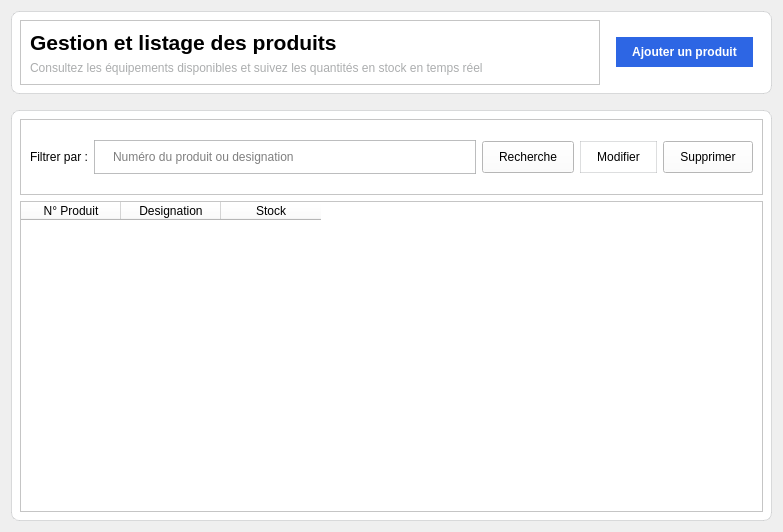
Above: interface/product_widget.ui from miranto-andria/stock-it before the change. Below: the same form after it.
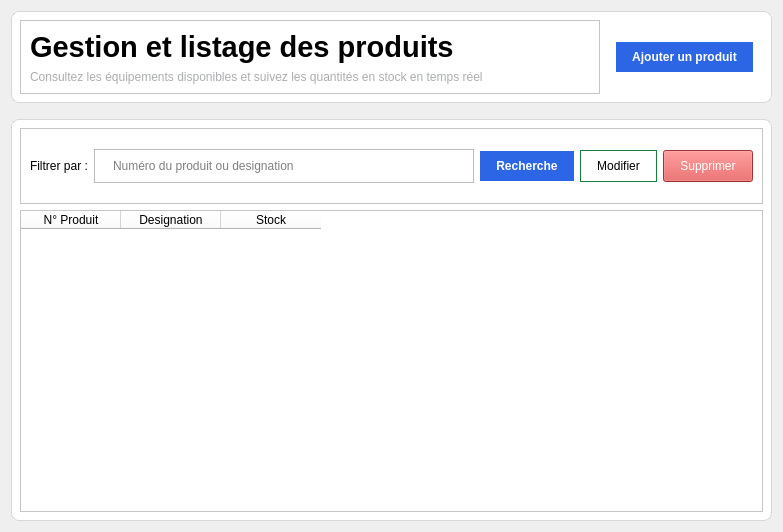
That is the form after the change. Icons and pictures are not drawn.

Diff of the .ui file:
```diff
--- a/interface/product_widget.ui
+++ b/interface/product_widget.ui
@@ -83,7 +83,7 @@
            </property>
            <property name="font">
             <font>
-             <pointsize>16</pointsize>
+             <pointsize>22</pointsize>
              <bold>true</bold>
             </font>
            </property>
@@ -196,7 +196,10 @@
          <item>
           <widget class="QPushButton" name="btnSearch">
            <property name="styleSheet">
-            <string notr="true"/>
+            <string notr="true">background-color : #2d66e4;
+font : bold;
+border : none;
+color:  white</string>
            </property>
            <property name="text">
             <string>Recherche</string>
@@ -215,7 +218,9 @@
          <item>
           <widget class="QPushButton" name="btnEdit">
            <property name="styleSheet">
-            <string notr="true">border : 1px solid rgba(171, 173, 174, 40%);</string>
+            <string notr="true">border : 1px solid #15803d;
+color : black;
+</string>
            </property>
            <property name="text">
             <string>Modifier</string>
@@ -234,7 +239,7 @@
          <item>
           <widget class="QPushButton" name="btnDelete">
            <property name="styleSheet">
-            <string notr="true"/>
+            <string notr="true">background:#dc4a4a;color:white;</string>
            </property>
            <property name="text">
             <string>Supprimer</string>
```
